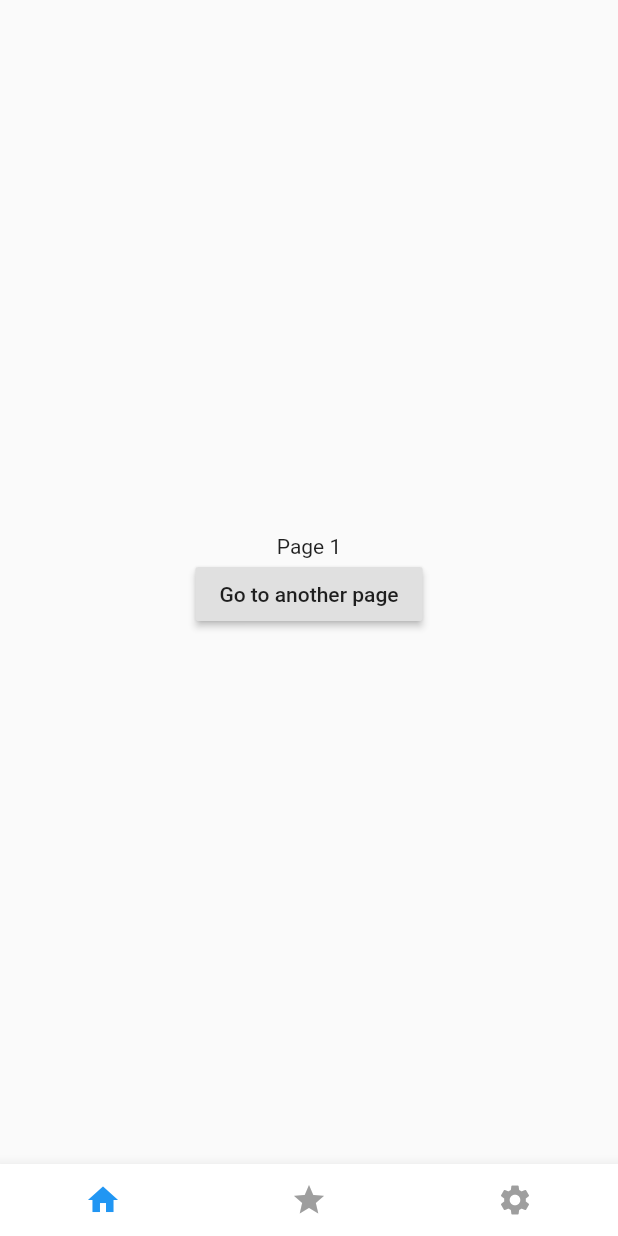
After one commit to roshan1960701/bottomNavBarInner, a Flutter app: the screen it shows after launch, after a tap on "Android BottomNavBar 2", on a phone screen of 412 x 824 dp. The commit adds this screen. Run offline on Flutter 3.47's test engine with Material 2 defaults, Android fonts, the phone set to English and light mode, and no system bars; our stand-ins replace flutter_svg; missing offline and left inert: custom_navigator, the_little_people.

Commit message:
Bottom nav new methods

```diff
--- /dev/null
+++ b/lib/fourth.dart
@@ -0,0 +1,92 @@
+import 'package:flutter/material.dart';
+
+class fourth extends StatefulWidget {
+  @override
+  _fourthState createState() => _fourthState();
+}
+
+class _fourthState extends State<fourth> {
+
+  PageController _myPage;
+  var selectedPage;
+
+  @override
+  void initState() {
+    super.initState();
+    _myPage = PageController(initialPage: 1);
+    selectedPage = 1;
+  }
+
+  @override
+  Widget build(BuildContext context) {
+    return Scaffold(
+        body: PageView(
+          physics: NeverScrollableScrollPhysics(),
+          controller: _myPage,
+          children: <Widget>[
+            Center(
+              child: Text("Another Page"),
+            ),
+            Center(
+                child: Column(
+                  mainAxisAlignment: MainAxisAlignment.center,
+                  children: <Widget>[
+                    Text("Page 1"),
+                    RaisedButton(
+                      onPressed: () {
+
+                        _myPage.jumpToPage(0);
+                        setState(() {
+                          selectedPage = 0;
+                        });
+                      },
+                      child: Text("Go to another page"),
+                    )
+                  ],
+                )
+            ),
+            Center(child: Text("Page 2")),
+            Center(child: Text("Page 3")),
+          ],
+        ),
+        bottomNavigationBar: BottomAppBar(
+          child: Row(
+            mainAxisAlignment: MainAxisAlignment.spaceAround,
+            children: <Widget>[
+              IconButton(
+                icon: Icon(Icons.home),
+                color: selectedPage == 1 ? Colors.blue : Colors.grey,
+                onPressed: () {
+                  _myPage.jumpToPage(1);
+                  setState(() {
+                    selectedPage = 1;
+                  });
+                },
+              ),
+              IconButton(
+                icon: Icon(Icons.star),
+                color: selectedPage == 2 ? Colors.blue : Colors.grey,
+                onPressed: () {
+                  _myPage.jumpToPage(2);
+                  setState(() {
+                    selectedPage = 2;
+                  });
+                },
+              ),
+              IconButton(
+                icon: Icon(
+                  Icons.settings,
+                ),
+                color: selectedPage == 3 ? Colors.blue : Colors.grey,
+                onPressed: () {
+                  _myPage.jumpToPage(3);
+                  setState(() {
+                    selectedPage = 3;
+                  });
+                },
+              ),
+            ],
+          ),
+        ));
+  }
+}
--- a/lib/main.dart
+++ b/lib/main.dart
@@ -1,3 +1,5 @@
+import 'package:bottom_nav/fourth.dart';
+import 'package:bottom_nav/navBar.dart';
 import 'package:bottom_nav/second.dart';
 import 'package:bottom_nav/third.dart';
 import 'package:flutter/material.dart';
@@ -54,6 +56,22 @@ class _HomePageState extends State<HomePage> {
             },
               child: Text("Android BottomNavBar"),
             ),
+
+            MaterialButton(
+              color: Colors.deepPurpleAccent,
+              onPressed: ()async{
+                Navigator.push(context, MaterialPageRoute(builder: (context) => fourth() ));
+              },
+              child: Text("Android BottomNavBar 2"),
+            ),
+
+            MaterialButton(
+              color: Colors.deepOrangeAccent,
+              onPressed: ()async{
+                Navigator.push(context, MaterialPageRoute(builder: (context) => navBar() ));
+              },
+              child: Text("Custom Navigator"),
+            ),
           ],
         ),
       ),
--- a/pubspec.yaml
+++ b/pubspec.yaml
@@ -28,6 +28,7 @@ dependencies:
   # The following adds the Cupertino Icons font to your application.
   # Use with the CupertinoIcons class for iOS style icons.
   cupertino_icons: ^0.1.3
+  custom_navigator: ^0.3.0
 
 dev_dependencies:
   flutter_test:
```
Also changed, not shown: lib/customNavBarOne.dart (added, +209 -0 lines), lib/navBar.dart (added, +85 -0 lines), lib/third.dart (+16 -1 lines), pubspec.lock.
